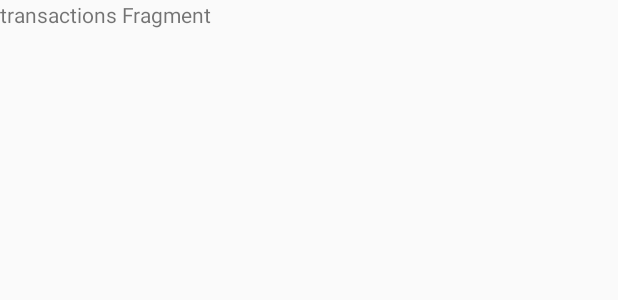
After one commit to TenHorizons/YNAB.My, an Android app: the layout fragment_transactions.xml on its own in the app's theme, with its tools: preview values and no code run, on a phone screen of 412 x 824 dp. The commit adds this screen. Shown: the top 300 px of the screen. Run offline under Robolectric (Android 15) with nearby library versions, the phone set to English and light mode, and no system bars.

Commit message:
transaction fragment fixed

```diff
--- /dev/null
+++ b/app/src/main/res/layout/fragment_transactions.xml
@@ -0,0 +1,14 @@
+<?xml version="1.0" encoding="utf-8"?>
+<FrameLayout xmlns:android="http://schemas.android.com/apk/res/android"
+    xmlns:tools="http://schemas.android.com/tools"
+    android:layout_width="match_parent"
+    android:layout_height="match_parent"
+    tools:context=".TransactionsFragment">
+
+    <!-- TODO: Update blank fragment layout -->
+    <TextView
+        android:layout_width="match_parent"
+        android:layout_height="match_parent"
+        android:text="transactions Fragment" />
+
+</FrameLayout>
--- a/app/src/main/res/menu/bottom_nav_menu.xml
+++ b/app/src/main/res/menu/bottom_nav_menu.xml
@@ -3,9 +3,11 @@
     <item android:id="@+id/budgetFragment"
         android:title="@string/bottom_nav_budget"
         android:icon="@drawable/bottom_nav_budget_foreground" />
+
     <item android:id="@+id/transactionsFragment"
         android:title="@string/bottom_nav_transaction"
         android:icon="@drawable/bottom_nav_transaction_foreground" />
+
     <item android:id="@+id/accountsFragment"
         android:title="@string/bottom_nav_accounts"
         android:icon="@drawable/bottom_nav_accounts_foreground" />
```
Also changed, not shown: app/src/main/java/com/example/ynabmy/TransactionsFragment.java (added, +40 -0 lines), app/src/main/res/navigation/nav_graph.xml (+9 -1 lines).
